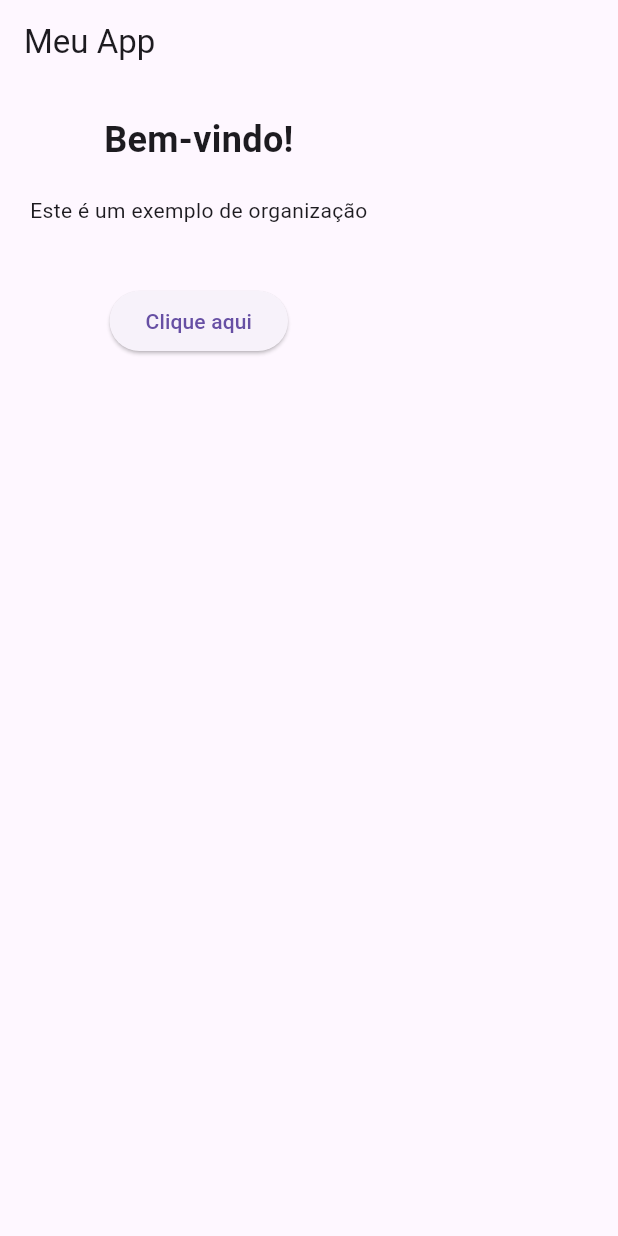
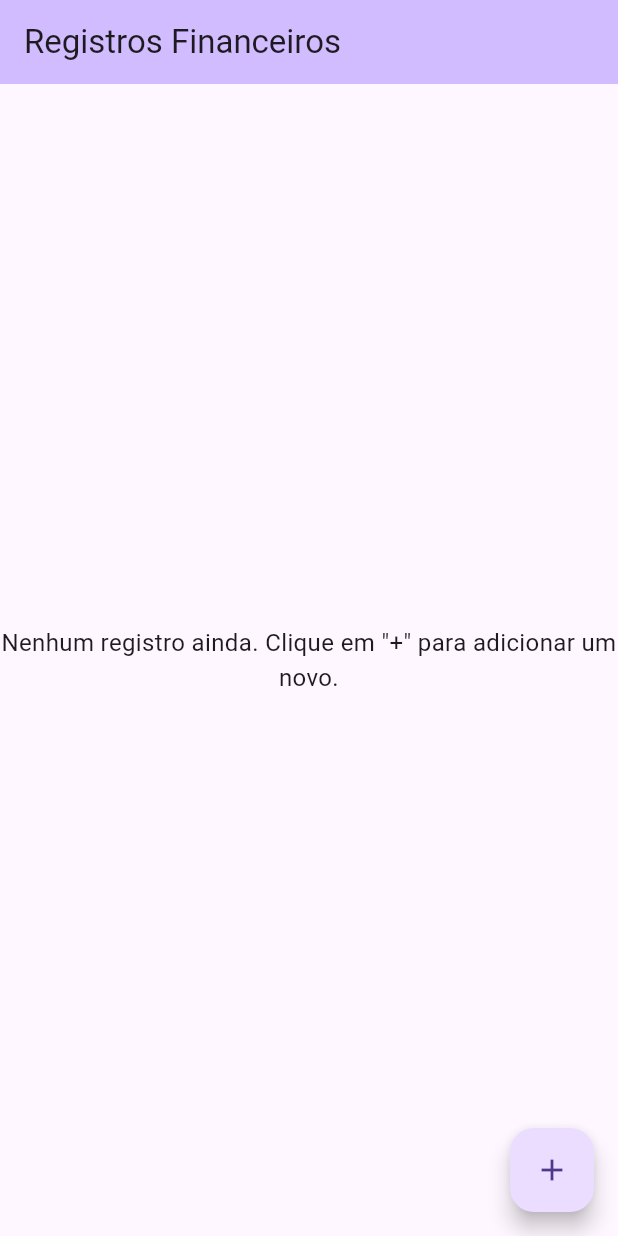
Before and after one commit to dKally/flutter-test, a Flutter app: the screen it shows after launch, on a phone screen of 412 x 824 dp. Run offline on Flutter 3.47's test engine with Material 3 defaults, Android fonts, the phone set to English and light mode, and no system bars.

Commit message:
creating a finance app

```diff
--- /dev/null
+++ b/lib/home_page.dart
@@ -0,0 +1,93 @@
+// lib/home_page.dart
+
+import 'package:flutter/material.dart';
+import 'models/finance_record.dart'; // Importa nosso modelo de dados
+import 'create_record_page.dart'; // Importa a página de criação
+
+class HomePage extends StatefulWidget {
+  const HomePage({super.key});
+
+  @override
+  State<HomePage> createState() => _HomePageState();
+}
+
+class _HomePageState extends State<HomePage> {
+  // Agora nossa lista guarda objetos FinanceRecord
+  final List<FinanceRecord> _records =
+      []; // Usamos '_' para indicar que é uma variável privada
+
+  // Função assíncrona para lidar com a navegação e o retorno de dados
+  void _navigateToAddRecordPage() async {
+    // Navigator.push() retorna um Future que será completado com o resultado
+    // quando a página popped (removida da pilha de navegação).
+    final String? newRecordName = await Navigator.push(
+      context,
+      MaterialPageRoute(
+        builder: (context) =>
+            const CreateRecordPage(), // Vai para a CreateRecordPage
+      ),
+    );
+
+    // Verifica se um nome foi realmente retornado (ou seja, o usuário salvou)
+    if (newRecordName != null && newRecordName.isNotEmpty) {
+      // Usa setState para reconstruir o widget e exibir o novo registro
+      setState(() {
+        // Cria uma nova instância de FinanceRecord com o nome retornado
+        _records.add(FinanceRecord(name: newRecordName));
+      });
+    }
+  }
+
+  @override
+  Widget build(BuildContext context) {
+    return Scaffold(
+      appBar: AppBar(
+        title: const Text('Registros Financeiros'),
+        backgroundColor: Theme.of(context).colorScheme.inversePrimary,
+      ),
+      body: Center(
+        // Agora, se a lista estiver vazia, ainda mostramos a mensagem
+        // Caso contrário, exibimos a lista de FinanceRecord
+        child: _records.isEmpty
+            ? const Text(
+                'Nenhum registro ainda. Clique em "+" para adicionar um novo.',
+                textAlign: TextAlign.center,
+                style: TextStyle(fontSize: 16),
+              )
+            : ListView.builder(
+                itemCount: _records.length,
+                itemBuilder: (context, index) {
+                  final record = _records[index]; // Pega o objeto FinanceRecord
+
+                  return Card(
+                    // Usamos Card para dar um visual mais agradável
+                    margin: const EdgeInsets.symmetric(
+                      horizontal: 16,
+                      vertical: 8,
+                    ),
+                    child: ListTile(
+                      title: Text(
+                        record.name, // Exibe o nome do registro
+                        style: const TextStyle(fontWeight: FontWeight.bold),
+                      ),
+                      subtitle: Text(
+                        'Total Gasto: R\$ ${record.totalSpent.toStringAsFixed(2)}', // Mostra o total gasto
+                      ),
+                      // trailing: Icon(record.isClosed ? Icons.lock : Icons.lock_open), // Exemplo de ícone
+                      onTap: () {
+                        // TODO: Implementar navegação para a página de detalhes do registro
+                        print('Clicou no registro: ${record.name}');
+                      },
+                    ),
+                  );
+                },
+              ),
+      ),
+      floatingActionButton: FloatingActionButton(
+        onPressed: _navigateToAddRecordPage, // Chama nossa função de navegação
+        tooltip: 'Adicionar Novo Registro',
+        child: const Icon(Icons.add),
+      ),
+    );
+  }
+}
--- a/lib/main.dart
+++ b/lib/main.dart
@@ -1,67 +1,25 @@
 import 'package:flutter/material.dart';
+import 'home_page.dart'; // Importa a nossa HomePage
 
-// =============== COMPONENTES/Widgets ===============
-class Header extends StatelessWidget {
-  final String title;
+void main() {
+  runApp(const MyApp());
+}
 
-  const Header({super.key, required this.title});
+class MyApp extends StatelessWidget {
+  const MyApp({super.key});
 
   @override
   Widget build(BuildContext context) {
-    return Text(
-      title,
-      style: TextStyle(fontSize: 24, fontWeight: FontWeight.bold),
+    return MaterialApp(
+      title:
+          'Registros Financeiros', // Título que aparece na barra de tarefas do app
+      theme: ThemeData(
+        primarySwatch: Colors.blueGrey, // Define a cor primária do aplicativo
+        useMaterial3:
+            true, // Habilita o Material Design 3, se quiser um visual mais moderno
+      ),
+      home:
+          const HomePage(), // Define HomePage como a tela inicial do nosso app
     );
   }
 }
-
-class CustomButton extends StatelessWidget {
-  final String text;
-  final VoidCallback onPressed;
-
-  const CustomButton({super.key, required this.text, required this.onPressed});
-
-  @override
-  Widget build(BuildContext context) {
-    return ElevatedButton(onPressed: onPressed, child: Text(text));
-  }
-}
-
-// =============== PÁGINA PRINCIPAL ===============
-class HomePage extends StatelessWidget {
-  @override
-  Widget build(BuildContext context) {
-    return Scaffold(
-      appBar: AppBar(title: Text('Meu App')),
-      body: Padding(
-        padding: EdgeInsets.all(20),
-        child: Column(
-          children: [
-            Header(title: 'Bem-vindo!'), // Componente Header
-            SizedBox(height: 20),
-            Text('Este é um exemplo de organização'),
-            SizedBox(height: 40),
-            CustomButton(
-              // Componente Botão
-              text: 'Clique aqui',
-              onPressed: () => print('Botão clicado!'),
-            ),
-          ],
-        ),
-      ),
-    );
-  }
-}
-
-// =============== APP PRINCIPAL ===============
-class MyApp extends StatelessWidget {
-  @override
-  Widget build(BuildContext context) {
-    return MaterialApp(
-      debugShowCheckedModeBanner: false,
-      home: HomePage(), // Página inicial
-    );
-  }
-}
-
-void main() => runApp(MyApp());
--- /dev/null
+++ b/lib/models/finance_record.dart
@@ -0,0 +1,33 @@
+// lib/models/finance_record.dart
+
+class FinanceRecord {
+  String name; // O nome da lista (ex: "Compras do Mês", "Viagem de Férias")
+  double totalSpent; // O total gasto nessa lista
+  bool isClosed; // Indica se a lista está "fechada" (finalizada)
+  List<Transaction>
+  transactions; // A lista de transações (gastos) dentro deste registro
+
+  // Construtor da classe FinanceRecord
+  FinanceRecord({
+    required this.name, // O nome é obrigatório
+    this.totalSpent = 0.0, // Começa com 0.0 por padrão
+    this.isClosed = false, // Começa como false (aberta) por padrão
+    List<Transaction>?
+    transactions, // A lista de transações pode ser nula inicialmente
+  }) : transactions =
+           transactions ??
+           []; // Se transactions for nulo, inicializa como uma lista vazia
+}
+
+class Transaction {
+  double amount; // O valor da transação (ex: 20.0)
+  String description; // A descrição do que foi gasto (ex: "Lanche", "Gasolina")
+  DateTime date; // A data em que a transação ocorreu
+
+  // Construtor da classe Transaction
+  Transaction({
+    required this.amount, // O valor é obrigatório
+    required this.description, // A descrição é obrigatória
+    required this.date, // A data é obrigatória
+  });
+}
```
Also changed, not shown: lib/create_record_page.dart (added, +95 -0 lines).
